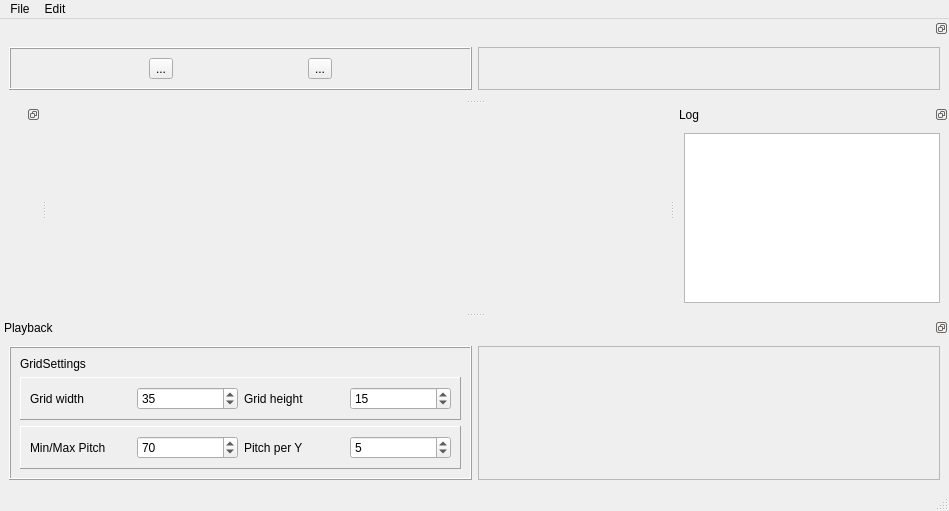
The window that SimpleMIDI/App.ui (CareenDT/SimpleMidiEditor) describes before a commit, drawn with Qt 5.
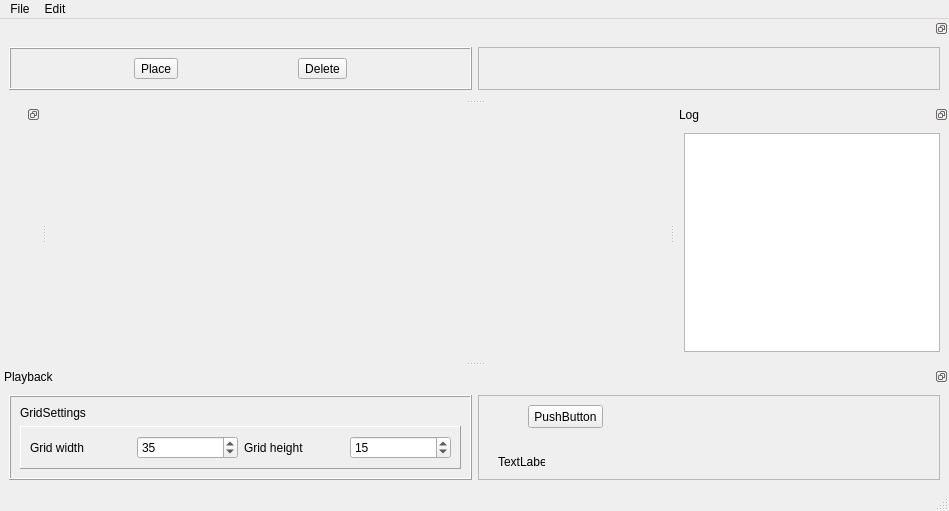
The same window after the commit.

```diff
--- a/SimpleMIDI/App.ui
+++ b/SimpleMIDI/App.ui
@@ -103,13 +103,6 @@
         <enum>QFrame::Raised</enum>
        </property>
        <layout class="QGridLayout" name="gridLayout">
-        <item row="0" column="0">
-         <widget class="QLabel" name="label_3">
-          <property name="text">
-           <string>GridSettings</string>
-          </property>
-         </widget>
-        </item>
         <item row="1" column="0">
          <widget class="QFrame" name="GridSize">
           <property name="frameShape">
@@ -156,53 +149,11 @@
           </layout>
          </widget>
         </item>
-        <item row="2" column="0">
-         <widget class="QFrame" name="MidRange">
-          <property name="frameShape">
-           <enum>QFrame::Panel</enum>
+        <item row="0" column="0">
+         <widget class="QLabel" name="label_3">
+          <property name="text">
+           <string>GridSettings</string>
           </property>
-          <property name="frameShadow">
-           <enum>QFrame::Raised</enum>
-          </property>
-          <layout class="QHBoxLayout" name="horizontalLayout_3">
-           <item>
-            <widget class="QLabel" name="label_4">
-             <property name="text">
-              <string>Min/Max Pitch</string>
-             </property>
-            </widget>
-           </item>
-           <item>
-            <widget class="QSpinBox" name="PitchRangeSpinbox">
-             <property name="minimum">
-              <number>0</number>
-             </property>
-             <property name="maximum">
-              <number>127</number>
-             </property>
-             <property name="value">
-              <number>70</number>
-             </property>
-            </widget>
-           </item>
-           <item>
-            <widget class="QLabel" name="label_5">
-             <property name="text">
-              <string>Pitch per Y</string>
-             </property>
-            </widget>
-           </item>
-           <item>
-            <widget class="QSpinBox" name="PitchPerYSpinbox">
-             <property name="minimum">
-              <number>1</number>
-             </property>
-             <property name="value">
-              <number>5</number>
-             </property>
-            </widget>
-           </item>
-          </layout>
          </widget>
         </item>
        </layout>
@@ -216,6 +167,32 @@
        <property name="frameShadow">
         <enum>QFrame::Raised</enum>
        </property>
+       <widget class="QPushButton" name="pushButton">
+        <property name="geometry">
+         <rect>
+          <x>50</x>
+          <y>10</y>
+          <width>75</width>
+          <height>23</height>
+         </rect>
+        </property>
+        <property name="text">
+         <string>PushButton</string>
+        </property>
+       </widget>
+       <widget class="QLabel" name="Time">
+        <property name="geometry">
+         <rect>
+          <x>20</x>
+          <y>60</y>
+          <width>47</width>
+          <height>13</height>
+         </rect>
+        </property>
+        <property name="text">
+         <string>TextLabel</string>
+        </property>
+       </widget>
       </widget>
      </item>
     </layout>
@@ -251,7 +228,7 @@
         <item row="0" column="0">
          <widget class="QToolButton" name="toolButtonPlace">
           <property name="text">
-           <string>...</string>
+           <string>Place</string>
           </property>
           <property name="iconSize">
            <size>
@@ -259,12 +236,15 @@
             <height>32</height>
            </size>
           </property>
+          <property name="autoRaise">
+           <bool>false</bool>
+          </property>
          </widget>
         </item>
         <item row="0" column="1">
          <widget class="QToolButton" name="toolButtonPlace_2">
           <property name="text">
-           <string>...</string>
+           <string>Delete</string>
           </property>
           <property name="iconSize">
            <size>
@@ -305,6 +285,23 @@
     <string>Preferences</string>
    </property>
   </action>
+  <action name="actionQuit">
+   <property name="checkable">
+    <bool>true</bool>
+   </property>
+   <property name="checked">
+    <bool>false</bool>
+   </property>
+   <property name="enabled">
+    <bool>true</bool>
+   </property>
+   <property name="text">
+    <string>Quit</string>
+   </property>
+   <property name="shortcut">
+    <string>Ctrl+Q</string>
+   </property>
+  </action>
  </widget>
  <resources/>
  <connections/>
```
